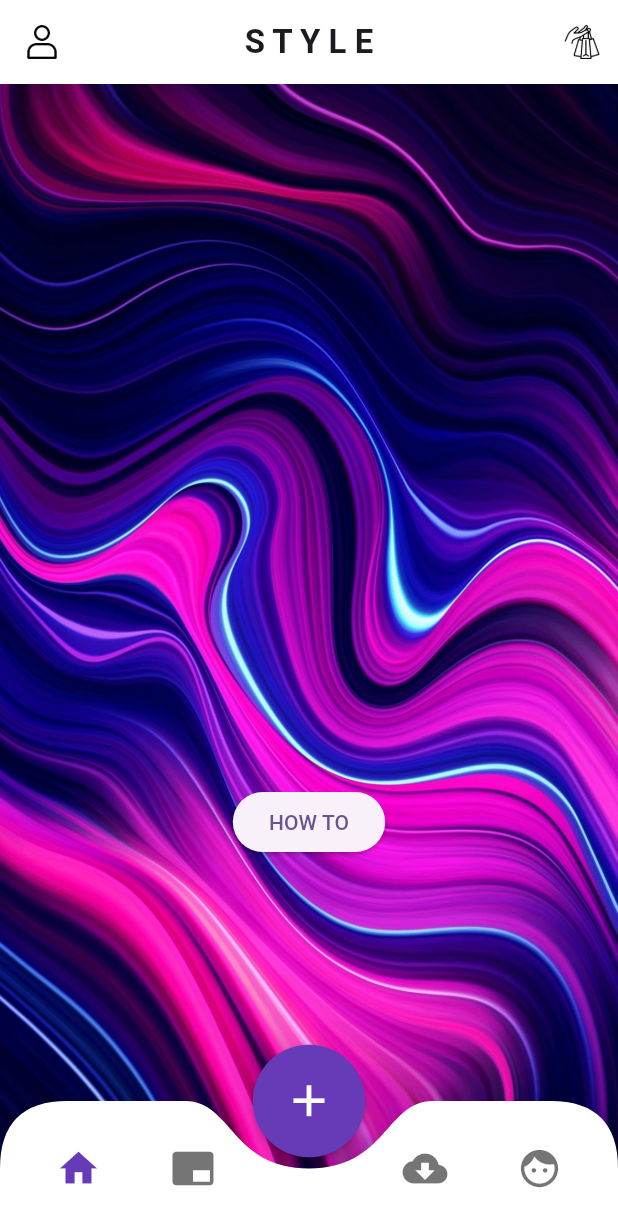
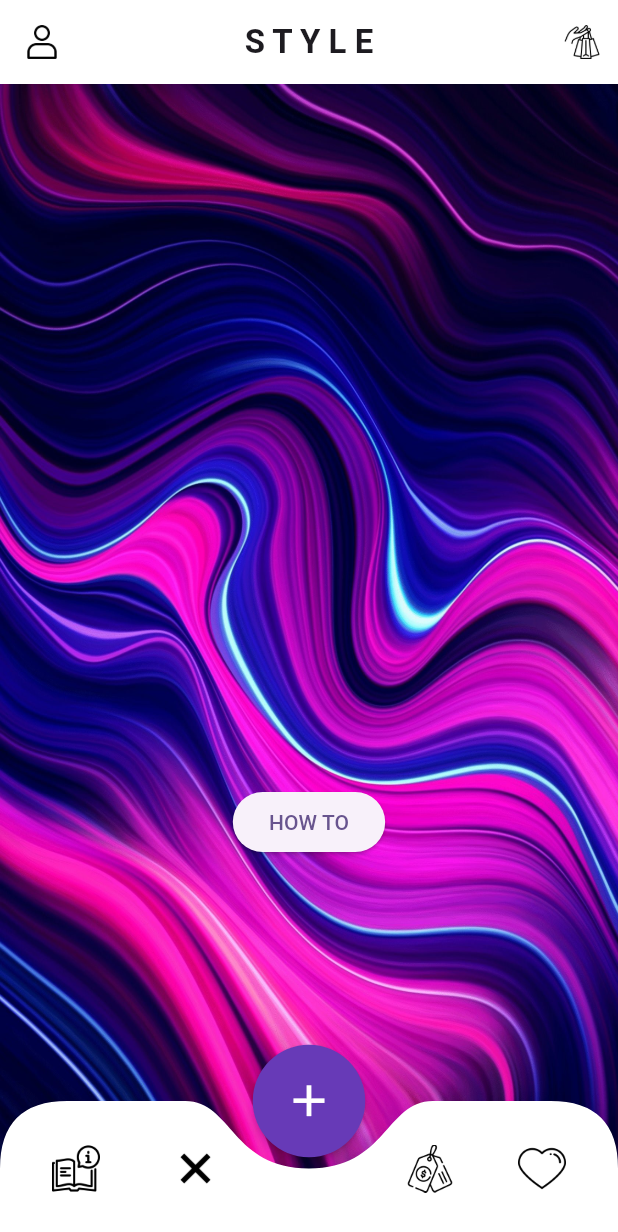
Before and after one commit to omarshafik12/flexible_display, a Flutter app: the HomePage screen opened by its route, on a phone screen of 412 x 824 dp. Shown: the top 1232 px of the screen. Run offline on Flutter 3.47's test engine with Material 3 defaults, Android fonts, the phone set to English and light mode, and no system bars.

Commit message:
updated buttons

```diff
--- a/App/flutter_application_1/lib/screens/home/home.dart
+++ b/App/flutter_application_1/lib/screens/home/home.dart
@@ -114,38 +114,44 @@ class HomePage extends StatelessWidget {
                         mainAxisAlignment: MainAxisAlignment.spaceEvenly,
                         children: <Widget>[
                           IconButton(
-                              icon: Icon(
-                                Icons.home,
-                                color: Colors.deepPurple,
-                                size: 30,
-                              ),
-                              onPressed: () {
-                                setState() {}
-                              }),
+                            icon: SizedBox(
+                              width: 32,
+                              height: 32,
+                              child: Image.asset('assets/home_page/icons/inform.png'),
+                            ),
+                            onPressed: () {Navigator.pushNamed(context, '/homepage');
+                            },
+                          ),
                           IconButton(
-                              icon: Icon(
-                                Icons.branding_watermark,
-                                size: 30,
-                                color: Colors.black54,
-                              ),
-                              onPressed: () {}),
+                            icon: SizedBox(
+                              width: 42,
+                              height: 42,
+                              child: Image.asset('assets/home_page/icons/cross-mark.png'),
+                            ),
+                            onPressed: () {Navigator.pushNamed(context, '/homepage');
+                            },
+                          ),
                           SizedBox(
                             width: 50,
                           ),
                           IconButton(
-                              icon: Icon(
-                                Icons.cloud_download,
-                                size: 30,
-                                color: Colors.black54,
-                              ),
-                              onPressed: () {}),
+                            icon: SizedBox(
+                              width: 32,
+                              height: 32,
+                              child: Image.asset('assets/home_page/icons/price-tag.png'),
+                            ),
+                            onPressed: () {Navigator.pushNamed(context, '/homepage');
+                            },
+                          ),
                           IconButton(
-                              icon: Icon(
-                                Icons.face,
-                                size: 30,
-                                color: Colors.black54,
-                              ),
-                              onPressed: () {}),
+                            icon: SizedBox(
+                              width: 32,
+                              height: 32,
+                              child: Image.asset('assets/home_page/icons/heart.png'),
+                            ),
+                            onPressed: () {Navigator.pushNamed(context, '/homepage');
+                            },
+                          ),
                         ],
                       )),
                   height: 90,
```
